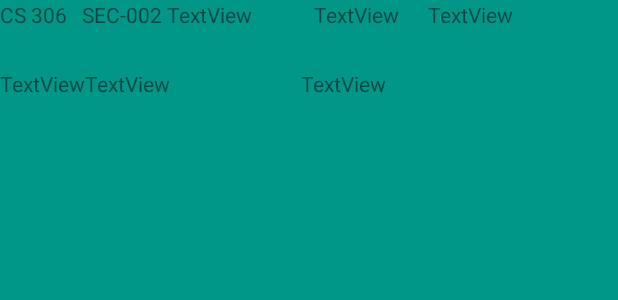
After one commit to kedbirhan/Course-Tracker-app, an Android app: the layout class_tracking_row.xml on its own in the app's theme, with its tools: preview values and no code run, on a phone screen of 412 x 824 dp. The commit adds this screen. Shown: the top 300 px of the screen. Run offline under Robolectric (Android 15) with nearby library versions, the phone set to English and light mode, and no system bars.

Commit message:
UI changes

```diff
--- a/app/src/main/AndroidManifest.xml
+++ b/app/src/main/AndroidManifest.xml
@@ -10,6 +10,8 @@
         android:roundIcon="@mipmap/ic_launcher_round"
         android:supportsRtl="true"
         android:theme="@style/AppTheme">
+        <activity android:name=".classTrackingActivity"></activity>
+
         <activity android:name="com.example.gmucoursetracker.MainActivity">
             <intent-filter>
                 <action android:name="android.intent.action.MAIN" />
--- a/app/src/main/res/drawable/ic_arrow_drop_down_black_24dp.xml
+++ b/app/src/main/res/drawable/ic_arrow_drop_down_black_24dp.xml
@@ -4,6 +4,6 @@
         android:viewportWidth="24.0"
         android:viewportHeight="24.0">
     <path
-        android:fillColor="#3F51B5"
+        android:fillColor="#ffffff"
         android:pathData="M7,10l5,5 5,-5z"/>
 </vector>
--- a/app/src/main/res/layout/activity_main.xml
+++ b/app/src/main/res/layout/activity_main.xml
@@ -32,9 +32,10 @@
         android:layout_height="21dp" />
 
     <Button
-        android:id="@+id/button"
+        android:id="@+id/tracBtn"
         android:layout_width="match_parent"
         android:layout_height="wrap_content"
+        android:onClick="openActivity"
         android:text="Tracked Classes" />
 
     <Space
--- /dev/null
+++ b/app/src/main/res/layout/class_tracking_row.xml
@@ -0,0 +1,79 @@
+<?xml version="1.0" encoding="utf-8"?>
+
+<LinearLayout xmlns:android="http://schemas.android.com/apk/res/android"
+    android:layout_width="match_parent"
+    android:layout_height="match_parent"
+    android:background="#009688"
+    android:orientation="vertical">
+
+
+    <LinearLayout
+        android:layout_width="wrap_content"
+        android:layout_height="46dp"
+        android:orientation="horizontal">
+
+        <TextView
+            android:id="@+id/titles"
+            android:layout_width="wrap_content"
+            android:layout_height="match_parent"
+            android:layout_weight="1"
+            android:background="#009688"
+            android:text="CS 306   SEC-002 " />
+
+        <TextView
+            android:id="@+id/sec"
+            android:layout_width="98dp"
+            android:layout_height="match_parent"
+            android:layout_weight="1"
+            android:background="#009688"
+            android:text="TextView" />
+
+        <TextView
+            android:id="@+id/instructor"
+            android:layout_width="76dp"
+            android:layout_height="match_parent"
+            android:layout_weight="1"
+            android:background="#009688"
+            android:text="TextView" />
+
+        <TextView
+            android:id="@+id/crn"
+            android:layout_width="118dp"
+            android:layout_height="match_parent"
+            android:layout_weight="1"
+            android:background="#009688"
+            android:text="TextView" />
+    </LinearLayout>
+
+    <LinearLayout
+        android:id="@+id/day"
+        android:layout_width="wrap_content"
+        android:layout_height="48dp"
+        android:orientation="horizontal">
+
+        <TextView
+            android:id="@+id/days"
+            android:layout_width="wrap_content"
+            android:layout_height="match_parent"
+            android:layout_weight="1"
+            android:background="#009688"
+            android:text="TextView" />
+
+        <TextView
+            android:id="@+id/times"
+            android:layout_width="144dp"
+            android:layout_height="match_parent"
+            android:layout_weight="1"
+            android:background="#009688"
+            android:text="TextView" />
+
+        <TextView
+            android:id="@+id/isSeatAvailable"
+            android:layout_width="197dp"
+            android:layout_height="match_parent"
+            android:layout_weight="1"
+            android:text="TextView" />
+
+    </LinearLayout>
+
+</LinearLayout>
--- a/app/src/main/res/layout/list_group.xml
+++ b/app/src/main/res/layout/list_group.xml
@@ -2,7 +2,7 @@
 <LinearLayout xmlns:android="http://schemas.android.com/apk/res/android"
     android:layout_width="fill_parent"
     android:layout_height="wrap_content"
-    android:background="#006940"
+    android:background="#00691A"
     android:orientation="vertical"
     android:padding="8dp">
 
```
Also changed, not shown: app/src/main/java/com/example/gmucoursetracker/Databasehelper.java (+13 -13 lines), app/src/main/java/com/example/gmucoursetracker/MainActivity.java (+17 -2 lines), app/src/main/java/com/example/gmucoursetracker/classTrackingActivity.java (added, +30 -0 lines), app/src/main/java/com/example/gmucoursetracker/customCursorAdaptor.java (+35 -1 lines), app/src/main/res/layout/activity_class_tracking.xml (added, +16 -0 lines).
